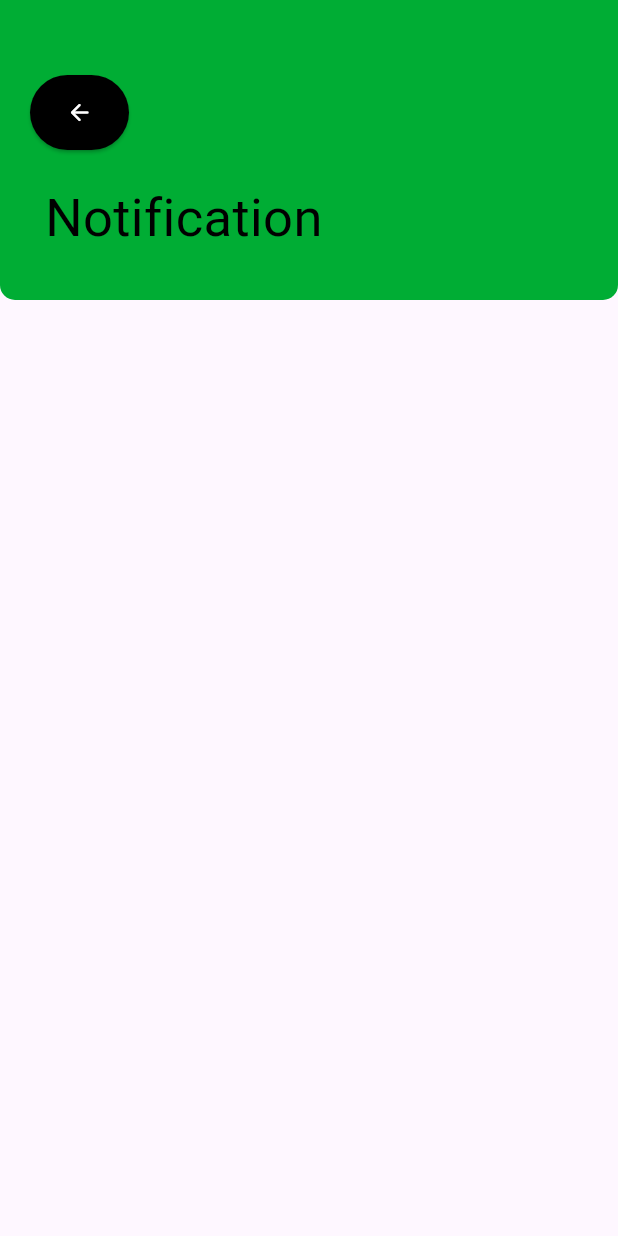
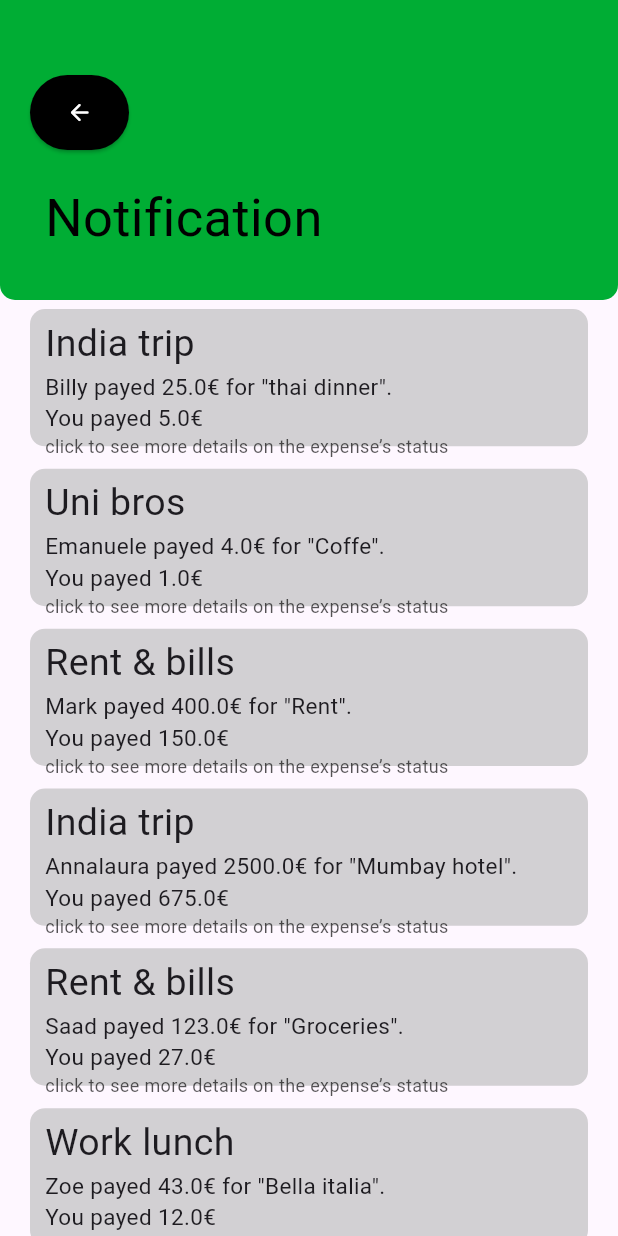
Before and after one commit to Di0nigi/hci_project, a Flutter app: the notificationPage screen opened directly, on a phone screen of 412 x 824 dp. Run offline on Flutter 3.47's test engine with Material 3 defaults, Android fonts, the phone set to English and light mode, and no system bars; our stand-ins replace fluentui_system_icons; Roboto replaces fonts that are missing (impact).

Commit message:
notifications fully working

```diff
--- a/lib/views/expensePage.dart
+++ b/lib/views/expensePage.dart
@@ -31,7 +31,18 @@ class expensePage extends StatefulWidget {
       group: this.group);
 }
 
-List<bool> boolExpenses = [false,false,false,false,false,false,false,false,false,false];
+List<bool> boolExpenses = [
+  false,
+  false,
+  false,
+  false,
+  false,
+  false,
+  false,
+  false,
+  false,
+  false
+];
 expenseInfo nowExpense =
     expenseInfo(members: [""], groupName: "", expenseName: "", author: "");
 
@@ -43,6 +54,8 @@ List<rejStatus> icons = [
 ];
 String currentOnwner = "";
 String expenseNameNow = "";
+String groupNameNowInd = "";
+
 bool ismine = false;
 bool isRejected = false;
 
@@ -289,6 +302,7 @@ class _expensePageState extends State<expensePage> {
     currentOnwner = this.author;
     membersList = [];
     expenseNameNow = this.title;
+    groupNameNowInd = this.group;
 
     for (int i = 0; i < expense.length; i++) {
       print(expense[i].groupName);
@@ -641,7 +655,7 @@ class _expensePageState extends State<expensePage> {
                               for (int x = 0; x < membersList.length; x++) {
                                 if (membersList[x].name == "You" &&
                                     membersList[x].expense == expenseNameNow &&
-                                    membersList[x].group == groupnameNow) {
+                                    membersList[x].group == groupNameNowInd) {
                                   membersList[x].status = icons[1];
                                   membersList[x].rej = true;
                                   print(membersList[x].name);
@@ -676,7 +690,7 @@ class expenseInfo {
 Route _createGroupRoute() {
   return PageRouteBuilder(
     pageBuilder: (context, animation, secondaryAnimation) => groupPage(
-      groupName: groupnameNow,
+      groupName: groupNameNowInd,
       gInfo: groupsInfo,
     ),
     transitionsBuilder: (context, animation, secondaryAnimation, child) {
--- a/lib/views/notificationPage.dart
+++ b/lib/views/notificationPage.dart
@@ -1,5 +1,8 @@
 import 'package:flutter/material.dart';
 import 'package:hci_project/main.dart';
+import 'package:hci_project/views/expensePage.dart';
+import 'package:hci_project/views/homePage.dart';
+import 'package:hci_project/views/groupPage.dart';
 
 class notificationPage extends StatefulWidget {
   const notificationPage({super.key});
@@ -8,12 +11,65 @@ class notificationPage extends StatefulWidget {
   State<notificationPage> createState() => _notificationPageState();
 }
 
+List<bool> boolNotifications = [];
+List<notificationContainer> notifications = [
+  /* notificationContainer(
+    groupTitle: "India trip",
+    ownerExpense: "Billy",
+    price: 40.0,
+    yourAmount: 10.0,
+    expenseTitle: "thai dinner",
+    date: "3",
+  )*/
+];
+
 class _notificationPageState extends State<notificationPage> {
   @override
   Widget build(BuildContext context) {
+    boolNotifications = [];
+    notifications = [];
+    for (int i = 0; i < expenseList.length; i++) {
+      expenseContainer ex = expenseList[i];
+      bool f = false;
+      for (int j = 0; j < expensesInfo.length; j++) {
+        expenseInfo e = expensesInfo[j];
+        if (ex.title == e.expenseName &&
+            ex.group == e.groupName &&
+            e.author == ex.author) {
+          f = e.rejected;
+
+          print(i);
+        }
+      }
+
+      if (ex.author != "You") {
+        if (f == true) {
+          boolNotifications.add(true);
+          notificationContainer n = notificationContainer(
+              groupTitle: ex.group,
+              ownerExpense: ex.author,
+              price: ex.totalAmount,
+              yourAmount: ex.yourAmount,
+              expenseTitle: ex.title,
+              date: ex.date,
+              isVisible: true);
+          notifications.add(n);
+        } else {
+          boolNotifications.add(false);
+          notificationContainer n = notificationContainer(
+              groupTitle: ex.group,
+              ownerExpense: ex.author,
+              price: ex.totalAmount,
+              yourAmount: ex.yourAmount,
+              expenseTitle: ex.title,
+              date: ex.date,
+              isVisible: false);
+          notifications.add(n);
+        }
+      }
+    }
     return Scaffold(
-      body: Stack(
-        children: [
+        body: Stack(children: [
       Container(
         height: 200,
         decoration: BoxDecoration(
@@ -34,15 +90,26 @@ class _notificationPageState extends State<notificationPage> {
             child: Text(
               "Notification",
               style: TextStyle(
-                      fontFamily: "Roboto",
+                fontFamily: "impact",
                 fontSize: 35,
                 color: const Color.fromARGB(255, 0, 0, 0),
               ),
             ),
+          ),
+          Padding(padding: EdgeInsets.all(18)),
+          Container(
+            width: width,
+            height: height - 200,
+            color: Color.fromARGB(0, 255, 0, 0),
+            child: ListView.builder(
+                itemCount: notifications.length,
+                itemBuilder: (BuildContext context, int index) {
+                  notifications[index].isVisible = boolNotifications[index];
+                  return Container(child: notifications[index]);
+                }),
           )
         ],
-            )
-          ),
+      )),
       Positioned(
         top: 50,
         left: 20,
@@ -62,8 +129,99 @@ class _notificationPageState extends State<notificationPage> {
               backgroundColor: Colors.black,
             )),
       ),
-        ]
-      )
+    ]));
+  }
+}
+
+class notificationContainer extends StatelessWidget {
+  final String groupTitle;
+  final String expenseTitle;
+  final String ownerExpense;
+  final double price;
+  final double yourAmount;
+  final String date;
+  bool isVisible = false;
+
+  notificationContainer(
+      {required this.groupTitle,
+      required this.ownerExpense,
+      required this.price,
+      required this.yourAmount,
+      required this.expenseTitle,
+      required this.date,
+      required this.isVisible});
+
+  @override
+  Widget build(BuildContext context) {
+    return GestureDetector(
+      child: Visibility(
+        visible: !this.isVisible,
+        child: Padding(
+          padding: EdgeInsets.fromLTRB(20, 0, 20, 15),
+          child: Container(
+            padding: EdgeInsets.fromLTRB(10, 5, 0, 5),
+            decoration: BoxDecoration(
+                color: Color.fromARGB(152, 181, 181, 181),
+                borderRadius: BorderRadius.all(Radius.circular(10))),
+            height: height / 9,
+            width: width - 100,
+            child: Column(
+                mainAxisAlignment: MainAxisAlignment.spaceEvenly,
+                crossAxisAlignment: CrossAxisAlignment.start,
+                children: [
+                  Text(
+                    this.groupTitle,
+                    style: TextStyle(fontFamily: 'impact', fontSize: 25),
+                  ),
+                  Text(
+                      '${this.ownerExpense} payed ${this.price}€ for "${this.expenseTitle}".',
+                      style: TextStyle(fontFamily: 'impact', fontSize: 15)),
+                  Text('You payed ${this.yourAmount}€',
+                      style: TextStyle(fontFamily: 'impact', fontSize: 15)),
+                  //Padding(padding: EdgeInsets.all(5)),
+                  Text("click to see more details on the expense’s status",
+                      style: TextStyle(
+                          fontFamily: 'impact',
+                          fontSize: 12,
+                          color: Color.fromARGB(170, 0, 0, 0)))
+                ]),
+          ),
+        ),
+      ),
+      onTap: () {
+        Navigator.of(context).push(_createNotificationExpenseRoute(
+            this.expenseTitle,
+            this.date,
+            this.price.toString(),
+            this.ownerExpense,
+            this.groupTitle));
+      },
     );
   }
 }
+
+Route _createNotificationExpenseRoute(
+    String title, String date, String amount, String author, groupName) {
+  return PageRouteBuilder(
+    pageBuilder: (context, animation, secondaryAnimation) => expensePage(
+      title: title,
+      date: date,
+      amount: amount,
+      author: author,
+      exInfo: expensesInfo,
+      group: groupName,
+    ),
+    transitionsBuilder: (context, animation, secondaryAnimation, child) {
+      const begin = Offset(1.0, 0.0);
+      const end = Offset.zero;
+      const curve = Curves.ease;
+
+      var tween = Tween(begin: begin, end: end).chain(CurveTween(curve: curve));
+
+      return SlideTransition(
+        position: animation.drive(tween),
+        child: child,
+      );
+    },
+  );
+}
```
Lines whose indentation alone changed are shown as unchanged.
